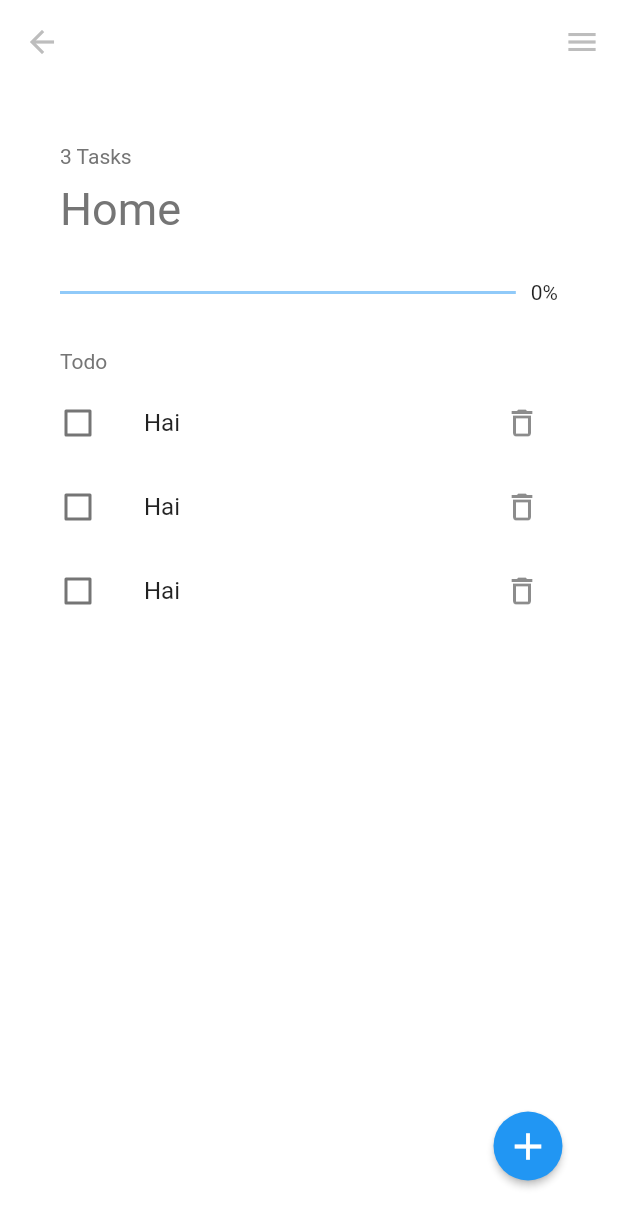
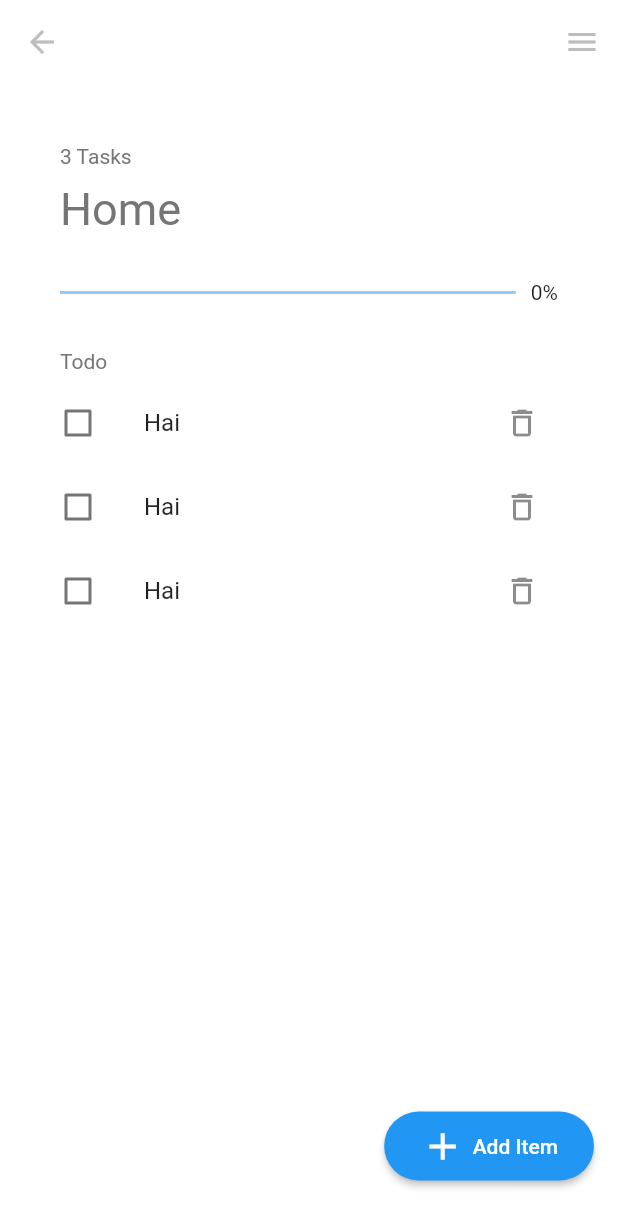
Before and after one commit to Nithsua/todo, a Flutter app: the screen it shows after launch, after a tap on an icon or button, on a phone screen of 412 x 824 dp. Shown: the top 1227 px of the screen. Run offline on Flutter 3.47's test engine with Material 2 defaults, Android fonts, the phone set to English and light mode, and no system bars.

Commit message:
redesigned Add button

```diff
--- a/lib/screens/todopage.dart
+++ b/lib/screens/todopage.dart
@@ -100,15 +100,29 @@ class TodoPage extends StatelessWidget {
             child: RaisedButton(
               child: Padding(
                 padding: const EdgeInsets.all(8.0),
-                child: Icon(
-                  Icons.add,
-                  color: Colors.white,
-                  size: 30.0,
+                child: Row(
+                  mainAxisSize: MainAxisSize.min,
+                  children: [
+                    Icon(
+                      Icons.add,
+                      color: Colors.white,
+                      size: 30.0,
+                    ),
+                    SizedBox(width: 5.0),
+                    Text(
+                      'Add Item',
+                      style: TextStyle(
+                        color: Colors.white,
+                        // fontSize: 30.0,
+                      ),
+                    ),
+                  ],
                 ),
               ),
               color: _todoCollection.accentColor,
               onPressed: () {},
-              shape: CircleBorder(),
+              shape: RoundedRectangleBorder(
+                  borderRadius: BorderRadius.circular(30.0)),
             ),
           ),
         ),
```
